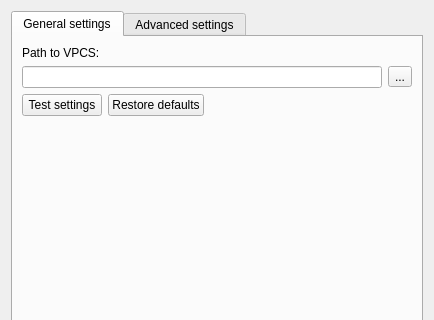
Old version of the form gns3/modules/vpcs/ui/vpcs_preferences_page.ui in the repository GNS3/gns3-gui; both pictures show x 0 to 434 and y 0 to 320 of the 434 by 508 pixel window.
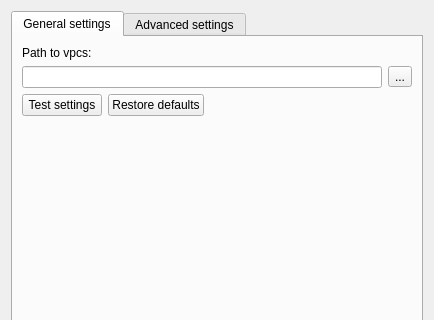
New version of the form.

Diff of the .ui file:
```diff
--- a/gns3/modules/vpcs/ui/vpcs_preferences_page.ui
+++ b/gns3/modules/vpcs/ui/vpcs_preferences_page.ui
@@ -78,7 +78,7 @@
        <item row="2" column="0">
         <widget class="QLabel" name="uiVPCSPathLabel">
          <property name="text">
-          <string>Path to VPCS:</string>
+          <string>Path to vpcs:</string>
          </property>
         </widget>
        </item>
```
Left out of the diff: 12 changed lines with no effect on the pictures.
